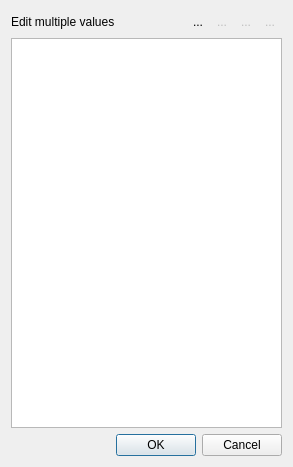
The window that src/ui/multitagvaluesdialog.ui (cgilles/digikam-analogexif) describes before a commit, drawn with Qt 5.
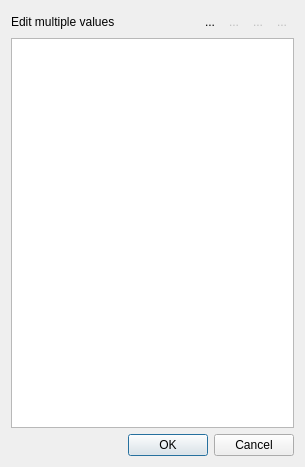
The same window after the commit. Icons and pictures are not drawn.

```diff
--- a/src/ui/multitagvaluesdialog.ui
+++ b/src/ui/multitagvaluesdialog.ui
@@ -9,7 +9,7 @@
    <rect>
     <x>0</x>
     <y>0</y>
-    <width>293</width>
+    <width>305</width>
     <height>467</height>
    </rect>
   </property>
@@ -148,19 +148,7 @@
       <bool>false</bool>
      </attribute>
      <attribute name="verticalHeaderDefaultSectionSize">
-      <number>16</number>
-     </attribute>
-     <attribute name="verticalHeaderVisible">
-      <bool>false</bool>
-     </attribute>
-     <attribute name="verticalHeaderDefaultSectionSize">
-      <number>16</number>
-     </attribute>
-     <attribute name="horizontalHeaderStretchLastSection">
-      <bool>true</bool>
-     </attribute>
-     <attribute name="horizontalHeaderVisible">
-      <bool>false</bool>
+      <number>34</number>
      </attribute>
     </widget>
    </item>
```
Left out of the diff: 12 changed lines with no effect on the pictures.
